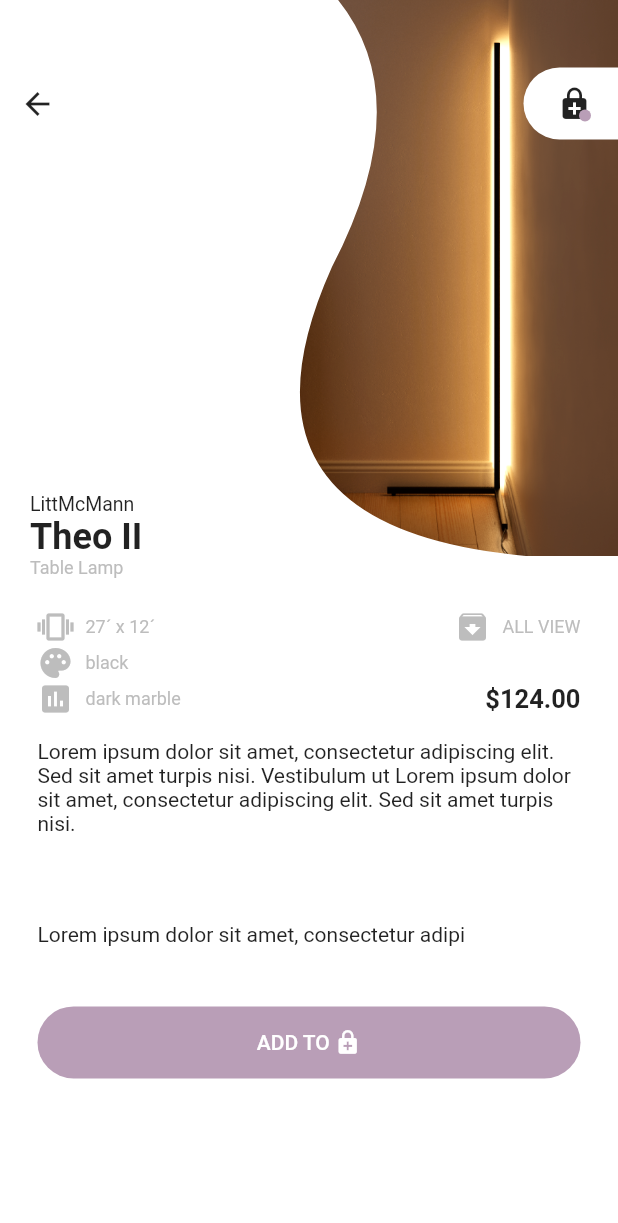
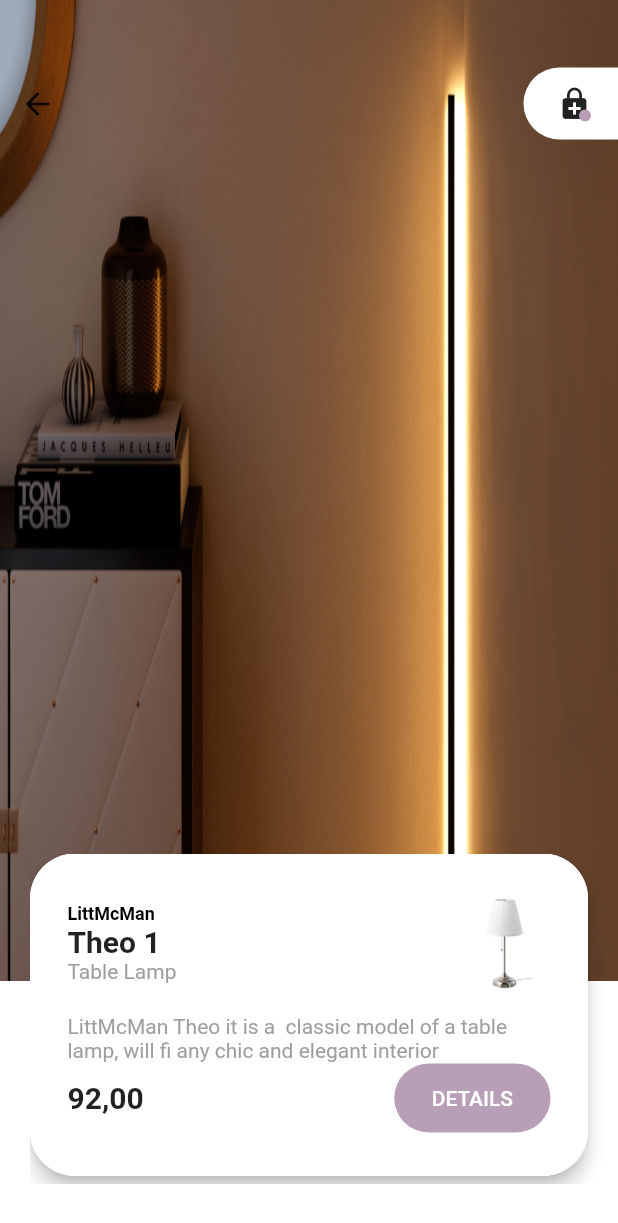
Before and after one commit to DalexisValencia/Lamps, a Flutter app: the screen it shows after launch, after a tap on "DETAILS", on a phone screen of 412 x 824 dp. Shown: the top 1223 px of the screen. Run offline on Flutter 3.47's test engine with Material 2 defaults, Android fonts, the phone set to English and light mode, and no system bars; drawn by our look-alikes of carousel_slider.

Commit message:
Patron BEM y Refactorizacion

```diff
--- /dev/null
+++ b/lib/Screens/Home/compoments/home__productCard.dart
@@ -0,0 +1,128 @@
+import 'package:flutter/material.dart';
+
+class ProductCard extends StatelessWidget {
+  final String name;
+  final String thumbnail;
+  ProductCard({
+    this.name,
+    this.thumbnail,
+  });
+  @override
+  Widget build(BuildContext context) {
+    return Card(
+      margin: EdgeInsets.all(0),
+      elevation: 5,
+      shape: RoundedRectangleBorder(
+        borderRadius: BorderRadius.circular(30),
+      ),
+      child: Container(
+        padding: EdgeInsets.fromLTRB(25, 25, 25, 0),
+        decoration: BoxDecoration(
+          color: Theme.of(context).primaryColor,
+          borderRadius: BorderRadius.circular(30),
+        ),
+        child: Column(
+          children: <Widget>[
+            Row(
+              mainAxisAlignment: MainAxisAlignment.spaceBetween,
+              children: <Widget>[
+                Column(
+                  crossAxisAlignment: CrossAxisAlignment.start,
+                  children: <Widget>[
+                    Text(
+                      'LittMcMan',
+                      style: Theme.of(context).textTheme.caption.copyWith(
+                            fontWeight: FontWeight.bold,
+                            color: Colors.black,
+                          ),
+                    ),
+                    Text(
+                      name,
+                      style: Theme.of(context).textTheme.headline6.copyWith(
+                            fontWeight: FontWeight.bold,
+                          ),
+                    ),
+                    Text(
+                      'Table Lamp',
+                      style: TextStyle(
+                        color: Colors.grey,
+                      ),
+                    )
+                  ],
+                ),
+                Container(
+                  width: 60,
+                  height: 70,
+                  decoration: BoxDecoration(
+                    //color: Colors.red,
+                    image: DecorationImage(
+                      image: new ExactAssetImage(thumbnail),
+                    ),
+                  ),
+                )
+              ],
+            ),
+            Container(
+              padding: EdgeInsets.only(right: 20, top: 12),
+              child: Text(
+                "LittMcMan Theo it is a  classic model of a table lamp, will fi any chic and elegant interior",
+                style: TextStyle(
+                  color: Colors.grey,
+                ),
+              ),
+            ),
+            Row(
+              mainAxisAlignment: MainAxisAlignment.spaceBetween,
+              children: <Widget>[
+                Text(
+                  "92,00",
+                  style: Theme.of(context).textTheme.headline6.copyWith(
+                        fontWeight: FontWeight.bold,
+                      ),
+                ),
+                RaisedButton(
+                  color: Theme.of(context).backgroundColor,
+                  elevation: 0,
+                  padding: EdgeInsets.fromLTRB(25, 15, 25, 15),
+                  onPressed: () {
+                    // Navigator.of(context).push(
+                    //   _createPage(
+                    //     DetailPageScaffold(),
+                    //   ),
+                    // );
+                  },
+                  shape: RoundedRectangleBorder(
+                      borderRadius: BorderRadius.circular(50)),
+                  child: Text(
+                    "DETAILS",
+                    style: TextStyle(
+                      color: Theme.of(context).primaryColor,
+                    ),
+                  ),
+                )
+              ],
+            )
+          ],
+        ),
+      ),
+    );
+  }
+}
+
+// Route _createPage(child) {
+//   return PageRouteBuilder(
+//       pageBuilder: (BuildContext context, Animation animation,
+//               Animation secondaryAnimation) =>
+//           child,
+//       transitionsBuilder: (BuildContext context, Animation animation,
+//           Animation secondaryAnimation, child) {
+//         //return child;
+//         return SlideTransition(
+//           position: new Tween<Offset>(
+//             begin: const Offset(-1.0, 0.0),
+//             end: Offset.zero,
+//           ).animate(animation),
+//           child: child,
+//         );
+//       });
+// }
--- /dev/null
+++ b/lib/Screens/Home/compoments/home__slider.dart
@@ -0,0 +1,51 @@
+import 'package:carousel_slider/carousel_slider.dart';
+import 'package:flutter/material.dart';
+import 'package:second_test/Screens/Home/compoments/home__productCard.dart';
+import 'package:second_test/interfaces/products.dart';
+import 'package:second_test/list/products.dart';
+
+class HomeSlider extends StatelessWidget {
+  final double sizeUnderBox;
+  final Function onChangeOutPut;
+  HomeSlider({
+    this.sizeUnderBox,
+    this.onChangeOutPut,
+  });
+  @override
+  Widget build(BuildContext context) {
+    return Container(
+      padding: EdgeInsets.only(
+        left: 20,
+      ),
+      height: sizeUnderBox,
+      color: Theme.of(context).primaryColor,
+      child: Container(
+        transform: Matrix4.translationValues(0.0, -85.0, 0),
+        color: Color(0x00000000),
+        child: CarouselSlider(
+          height: 400,
+          aspectRatio: 1,
+          viewportFraction: 1.0,
+          onPageChanged: (item) => onChangeOutPut(item),
+          // onPageChanged: (item) {
+          //   _changeMainImage(products[item].imageMain);
+          // },
+          items: lamps.map((product) {
+            return Builder(builder: (BuildContext context) {
+              return Container(
+                margin: EdgeInsets.only(
+                  right: 20,
+                  bottom: 5,
+                ),
+                child: ProductCard(
+                  name: product.name,
+                  thumbnail: product.thumbnail,
+                ),
+              );
+            });
+          }).toList(),
+        ),
+      ),
+    );
+  }
+}
--- /dev/null
+++ b/lib/Screens/Home/home.dart
@@ -0,0 +1,63 @@
+import 'package:flutter/material.dart';
+import 'package:second_test/Screens/Home/compoments/home__slider.dart';
+import 'package:second_test/list/products.dart';
+import 'package:second_test/widgets/menu.dart';
+
+class HomePageScaffold extends StatelessWidget {
+  @override
+  Widget build(BuildContext context) {
+    return Scaffold(
+      body: HomePage(),
+    );
+  }
+}
+
+class HomePage extends StatefulWidget {
+  HomePageState createState() => HomePageState();
+}
+
+class HomePageState extends State<HomePage> {
+  // void _changeMainImage(image) {
+  //   setState(() {
+  //     mainProductImage = image;
+  //   });
+  // }
+
+  @override
+  Widget build(BuildContext context) {
+    double sizeUnderBox = 170;
+    return Stack(
+      fit: StackFit.expand,
+      children: <Widget>[
+        Container(
+          decoration: BoxDecoration(
+            color: Theme.of(context).backgroundColor,
+            image: DecorationImage(
+              image: new ExactAssetImage(lamps[0].imageMain),
+              fit: BoxFit.fill,
+            ),
+          ),
+          width: MediaQuery.of(context).size.width,
+          height: MediaQuery.of(context).size.height - sizeUnderBox,
+          child: SizedBox(
+            width: double.infinity,
+            child: MainMenu(),
+          ),
+        ),
+        Positioned(
+          width: MediaQuery.of(context).size.width,
+          height: 220,
+          top: MediaQuery.of(context).size.height - sizeUnderBox,
+          child: HomeSlider(
+            onChangeOutPut: (item) {
+              print("cuando cambia");
+              print(item);
+              print("item above");
+            },
+            sizeUnderBox: sizeUnderBox,
+          ),
+        )
+      ],
+    );
+  }
+}
--- a/lib/pages/details.dart
+++ b/lib/Screens/details.dart
@@ -39,24 +39,21 @@ class _DetailPageState extends State<DetailPage> {
                 children: <Widget>[
                   Text(
                     "LittMcMann",
-                    style: Theme.of(context)
-                        .textTheme
-                        .bodyText2
-                        .copyWith(fontSize: 13),
+                    style: Theme.of(context).textTheme.bodyText2.copyWith(
+                          fontSize: 13,
+                        ),
                   ),
                   Text(
                     "Theo II",
-                    style: Theme.of(context)
-                        .textTheme
-                        .headline5
-                        .copyWith(fontWeight: FontWeight.bold),
+                    style: Theme.of(context).textTheme.headline5.copyWith(
+                          fontWeight: FontWeight.bold,
+                        ),
                   ),
                   Text(
                     "Table Lamp",
-                    style: Theme.of(context)
-                        .textTheme
-                        .caption
-                        .copyWith(color: Theme.of(context).primaryColorDark),
+                    style: Theme.of(context).textTheme.caption.copyWith(
+                          color: Theme.of(context).primaryColorDark,
+                        ),
                   )
                 ],
               ),
@@ -80,12 +77,13 @@ class _DetailPageState extends State<DetailPage> {
                     decoration: BoxDecoration(
                       image: DecorationImage(
                           fit: BoxFit.contain,
-                                image: ExactAssetImage('assets/img-1.png')
-                                //image: new NetworkImage('https://static.boredpanda.com/blog/wp-content/uploads/2015/03/Hyperrealistic-paintings-sweet-as-honey4__880.jpg')
-                                )),
+                          image: ExactAssetImage('assets/img-1.png')),
                     ),
-                    )),
-              )),
+                  ),
+                ),
+              ),
+            ),
+          ),
         ),
         Container(
           // color: Colors.grey,
@@ -94,14 +92,19 @@ class _DetailPageState extends State<DetailPage> {
           child: SizedBox(
             width: double.infinity,
             child: MainMenu(),
-            )),
+          ),
+        ),
         Positioned(
           top: height + 20,
           height: MediaQuery.of(context).size.height * 0.50,
           width: MediaQuery.of(context).size.width,
           child: SingleChildScrollView(
             child: Padding(
-              padding: EdgeInsets.only(left: 25, right: 25, top: 15),
+              padding: EdgeInsets.only(
+                left: 25,
+                right: 25,
+                top: 15,
+              ),
               child: Column(
                 children: <Widget>[
                   Row(
@@ -117,7 +120,10 @@ class _DetailPageState extends State<DetailPage> {
                       )
                     ],
                   ),
-                  IconAndText(nameIcon: Icons.palette, iconText: 'black'),
+                  IconAndText(
+                    nameIcon: Icons.palette,
+                    iconText: 'black',
+                  ),
                   Row(
                     mainAxisAlignment: MainAxisAlignment.spaceBetween,
                     children: <Widget>[
@@ -128,7 +134,9 @@ class _DetailPageState extends State<DetailPage> {
                       Text(
                         "\$124.00",
                         style: Theme.of(context).textTheme.headline5.copyWith(
-                            fontWeight: FontWeight.bold, fontSize: 17),
+                              fontWeight: FontWeight.bold,
+                              fontSize: 17,
+                            ),
                       )
                     ],
                   ),
@@ -137,13 +145,15 @@ class _DetailPageState extends State<DetailPage> {
                     width: MediaQuery.of(context).size.width,
                     height: MediaQuery.of(context).size.height * 0.13,
                     child: Text(
-                        "Lorem ipsum dolor sit amet, consectetur adipiscing elit. Sed sit amet turpis nisi. Vestibulum ut Lorem ipsum dolor sit amet, consectetur adipiscing elit. Sed sit amet turpis nisi."),
+                      "Lorem ipsum dolor sit amet, consectetur adipiscing elit. Sed sit amet turpis nisi. Vestibulum ut Lorem ipsum dolor sit amet, consectetur adipiscing elit. Sed sit amet turpis nisi.",
+                    ),
                   ),
                   Container(
                     alignment: Alignment.topLeft,
                     padding: EdgeInsets.only(top: 15),
-                    child:
-                        Text("Lorem ipsum dolor sit amet, consectetur adipi"),
+                    child: Text(
+                      "Lorem ipsum dolor sit amet, consectetur adipi",
+                    ),
                   ),
                   Container(
                     padding: EdgeInsets.only(top: 40),
@@ -161,15 +171,17 @@ class _DetailPageState extends State<DetailPage> {
                         children: <Widget>[
                           Text(
                             "ADD TO",
-                            style: Theme.of(context)
-                                .textTheme
-                                .bodyText1
-                                .copyWith(
-                                    color: Theme.of(context).primaryColor),
+                            style:
+                                Theme.of(context).textTheme.bodyText1.copyWith(
+                                      color: Theme.of(context).primaryColor,
+                                    ),
                           ),
                           SizedBox(width: 3),
-                          Icon(Icons.enhanced_encryption,
-                              size: 18, color: Theme.of(context).primaryColor)
+                          Icon(
+                            Icons.enhanced_encryption,
+                            size: 18,
+                            color: Theme.of(context).primaryColor,
+                          )
                         ],
                       ),
                     ),
@@ -233,7 +245,10 @@ class TriangleClipper extends CustomClipper<Path> {
 class IconAndText extends StatelessWidget {
   final IconData nameIcon;
   final String iconText;
-  IconAndText({this.nameIcon, this.iconText});
+  IconAndText({
+    this.nameIcon,
+    this.iconText,
+  });
   @override
   Widget build(BuildContext context) {
     return Row(
@@ -247,10 +262,9 @@ class IconAndText extends StatelessWidget {
         ),
         Text(
           iconText,
-          style: Theme.of(context)
-              .textTheme
-              .caption
-              .copyWith(color: Theme.of(context).primaryColorDark),
+          style: Theme.of(context).textTheme.caption.copyWith(
+                color: Theme.of(context).primaryColorDark,
+              ),
         )
       ],
     );
--- a/lib/interfaces/products.dart
+++ b/lib/interfaces/products.dart
@@ -1,6 +1,10 @@
-class ProductsModel{
+class ProductsModel {
   final String name;
   final String imageMain;
   final String thumbnail;
-  ProductsModel({this.name, this.imageMain, this.thumbnail});
+  ProductsModel({
+    this.name,
+    this.imageMain,
+    this.thumbnail,
+  });
 }
--- /dev/null
+++ b/lib/list/products.dart
@@ -0,0 +1,14 @@
+import 'package:second_test/interfaces/products.dart';
+
+List<ProductsModel> lamps = [
+  ProductsModel(
+    name: 'Theo 1',
+    imageMain: 'assets/img-1.png',
+    thumbnail: 'assets/detail-1.png',
+  ),
+  ProductsModel(
+    name: 'Theo 1',
+    imageMain: 'assets/img-1.png',
+    thumbnail: 'assets/detail-1.png',
+  ),
+];
--- a/lib/main.dart
+++ b/lib/main.dart
@@ -1,13 +1,7 @@
 import 'package:flutter/material.dart';
-import 'package:second_test/pages/home.dart';
+import 'package:second_test/Screens/Home/home.dart';
 
 void main() => runApp(MyApp());
-// void main() {
-//   SystemChrome.setPreferredOrientations([DeviceOrientation.portraitUp])
-//   .then((_){
-//     runApp(MyApp());
-//   });
-// }
 
 class MyApp extends StatelessWidget {
   // This widget is the root of your application.
@@ -29,51 +23,3 @@ class MyApp extends StatelessWidget {
     );
   }
 }
-
-class MyHomePage extends StatefulWidget {
-  MyHomePage({Key key, this.title}) : super(key: key);
-  final String title;
-
-  @override
-  _MyHomePageState createState() => _MyHomePageState();
-}
-
-class _MyHomePageState extends State<MyHomePage> {
-  int _counter = 0;
-
-  void _incrementCounter() {
-    setState(() {
-      _counter++;
-    });
-  }
-
-  @override
-  Widget build(BuildContext context) {
-    return Scaffold(
-      appBar: AppBar(
-        title: Text(widget.title),
-      ),
-      body: Center(
-        // Center is a layout widget. It takes a single child and positions it
-        // in the middle of the parent.
-        child: Column(
-          mainAxisAlignment: MainAxisAlignment.center,
-          children: <Widget>[
-            Text(
-              'You have pushed the button this many times:',
-            ),
-            Text(
-              '$_counter',
-              style: Theme.of(context).textTheme.headline4,
-            ),
-          ],
-        ),
-      ),
-      floatingActionButton: FloatingActionButton(
-        onPressed: _incrementCounter,
-        tooltip: 'Increment',
-        child: Icon(Icons.add),
-      ), // This trailing comma makes auto-formatting nicer for build methods.
-    );
-  }
-}
--- a/lib/pages/home.dart
+++ /dev/null
@@ -1,197 +0,0 @@
-import 'package:flutter/material.dart';
-import 'package:carousel_slider/carousel_slider.dart';
-import 'package:second_test/interfaces/products.dart';
-import 'package:second_test/pages/details.dart';
-import 'package:second_test/widgets/menu.dart';
-
-class HomePageScaffold extends StatelessWidget {
-  @override
-  Widget build(BuildContext context) {
-    return Scaffold(
-      //body: HomePageBody(),
-      body: HomePage(),
-    );
-  }
-}
-
-class HomePage extends StatefulWidget {
-  HomePageState createState() => HomePageState();
-}
-
-class HomePageState extends State<HomePage> {
-  String mainProductImage = 'assets/img-1.png';
-  final List<ProductsModel> products = List<ProductsModel>.generate(2, (i) {
-    var index = i + 1;
-    return ProductsModel(
-        name: 'Theo $index',
-        imageMain: 'assets/img-$index.png',
-        thumbnail: 'assets/detail-$index.png');
-  });
-
-  void _changeMainImage(image) {
-    setState(() {
-      mainProductImage = image;
-    });
-  }
-
-  @override
-  Widget build(BuildContext context) {
-    double sizeUnderBox = 170;
-    return Stack(
-      fit: StackFit.expand,
-      children: <Widget>[
-        Container(
-            decoration: BoxDecoration(
-                color: Theme.of(context).backgroundColor,
-                image: DecorationImage(
-                    image: new ExactAssetImage(mainProductImage),
-                    fit: BoxFit.fill)),
-            width: MediaQuery.of(context).size.width,
-            height: MediaQuery.of(context).size.height - sizeUnderBox,
-            child: SizedBox(width: double.infinity, child: MainMenu())),
-        Positioned(
-            width: MediaQuery.of(context).size.width,
-            height: 220,
-            top: MediaQuery.of(context).size.height - sizeUnderBox,
-            child: Container(
-              padding: EdgeInsets.only(left: 20),
-              height: sizeUnderBox,
-              color: Theme.of(context).primaryColor,
-              child: Container(
-                transform: Matrix4.translationValues(0.0, -85.0, 0),
-                color: Color(0x00000000),
-                child: CarouselSlider(
-                  height: 400,
-                  aspectRatio: 1,
-                  viewportFraction: 1.0,
-                  onPageChanged: (item) {
-                    // print();
-                    _changeMainImage(products[item].imageMain);
-                  },
-                  items: products.map((product) {
-                    return Builder(builder: (BuildContext context) {
-                      return Container(
-                        margin: EdgeInsets.only(right: 20, bottom: 5),
-                        child: ProductCard(
-                            name: product.name, thumbnail: product.thumbnail),
-                        //child: ProductCard(),
-                      );
-                    });
-                  }).toList(),
-                ),
-              ),
-            )),
-      ],
-    );
-  }
-}
-
-class ProductCard extends StatelessWidget {
-  final String name;
-  final String thumbnail;
-  ProductCard({this.name, this.thumbnail});
-  @override
-  Widget build(BuildContext context) {
-    return Card(
-      margin: EdgeInsets.all(0),
-      elevation: 5,
-      shape: RoundedRectangleBorder(borderRadius: BorderRadius.circular(30)),
-      child: Container(
-        padding: EdgeInsets.fromLTRB(25, 25, 25, 0),
-        decoration: BoxDecoration(
-            color: Theme.of(context).primaryColor,
-            borderRadius: BorderRadius.circular(30)),
-        child: Column(
-          children: <Widget>[
-            Row(
-              mainAxisAlignment: MainAxisAlignment.spaceBetween,
-              children: <Widget>[
-                Column(
-                  crossAxisAlignment: CrossAxisAlignment.start,
-                  children: <Widget>[
-                    Text(
-                      'LittMcMan',
-                      style: Theme.of(context).textTheme.caption.copyWith(
-                          fontWeight: FontWeight.bold, color: Colors.black),
-                    ),
-                    Text(
-                      name,
-                      style: Theme.of(context)
-                          .textTheme
-                          .headline6
-                          .copyWith(fontWeight: FontWeight.bold),
-                    ),
-                    Text('Table Lamp',
-                        style: TextStyle(
-                          color: Colors.grey,
-                        ))
-                  ],
-                ),
-                Container(
-                  width: 60,
-                  height: 70,
-                  decoration: BoxDecoration(
-                      //color: Colors.red,
-                      image: DecorationImage(
-                          image: new ExactAssetImage(thumbnail))),
-                )
-              ],
-            ),
-            Container(
-              padding: EdgeInsets.only(right: 20, top: 12),
-              child: Text(
-                  "LittMcMan Theo it is a  classic model of a table lamp, will fi any chic and elegant interior",
-                  style: TextStyle(
-                    color: Colors.grey,
-                  )),
-            ),
-            Row(
-              mainAxisAlignment: MainAxisAlignment.spaceBetween,
-              children: <Widget>[
-                Text(
-                  "92,00",
-                  style: Theme.of(context)
-                      .textTheme
-                      .headline6
-                      .copyWith(fontWeight: FontWeight.bold),
-                ),
-                RaisedButton(
-                  color: Theme.of(context).backgroundColor,
-                  elevation: 0,
-                  padding: EdgeInsets.fromLTRB(25, 15, 25, 15),
-                  onPressed: () {
-                    Navigator.of(context)
-                        .push(_createPage(DetailPageScaffold()));
-                  },
-                  shape: RoundedRectangleBorder(
-                      borderRadius: BorderRadius.circular(50)),
-                  child: Text(
-                    "DETAILS",
-                    style: TextStyle(color: Theme.of(context).primaryColor),
-                  ),
-                )
-              ],
-            )
-          ],
-        ),
-      ),
-    );
-  }
-}
-
-Route _createPage(child) {
-  return PageRouteBuilder(
-      pageBuilder: (BuildContext context, Animation animation,
-              Animation secondaryAnimation) =>
-          child,
-      transitionsBuilder: (BuildContext context, Animation animation,
-          Animation secondaryAnimation, child) {
-        //return child;
-        return SlideTransition(
-          position: new Tween<Offset>(
-                  begin: const Offset(-1.0, 0.0), end: Offset.zero)
-              .animate(animation),
-          child: child,
-        );
-      });
-}
```
Lines whose indentation alone changed are shown as unchanged.
